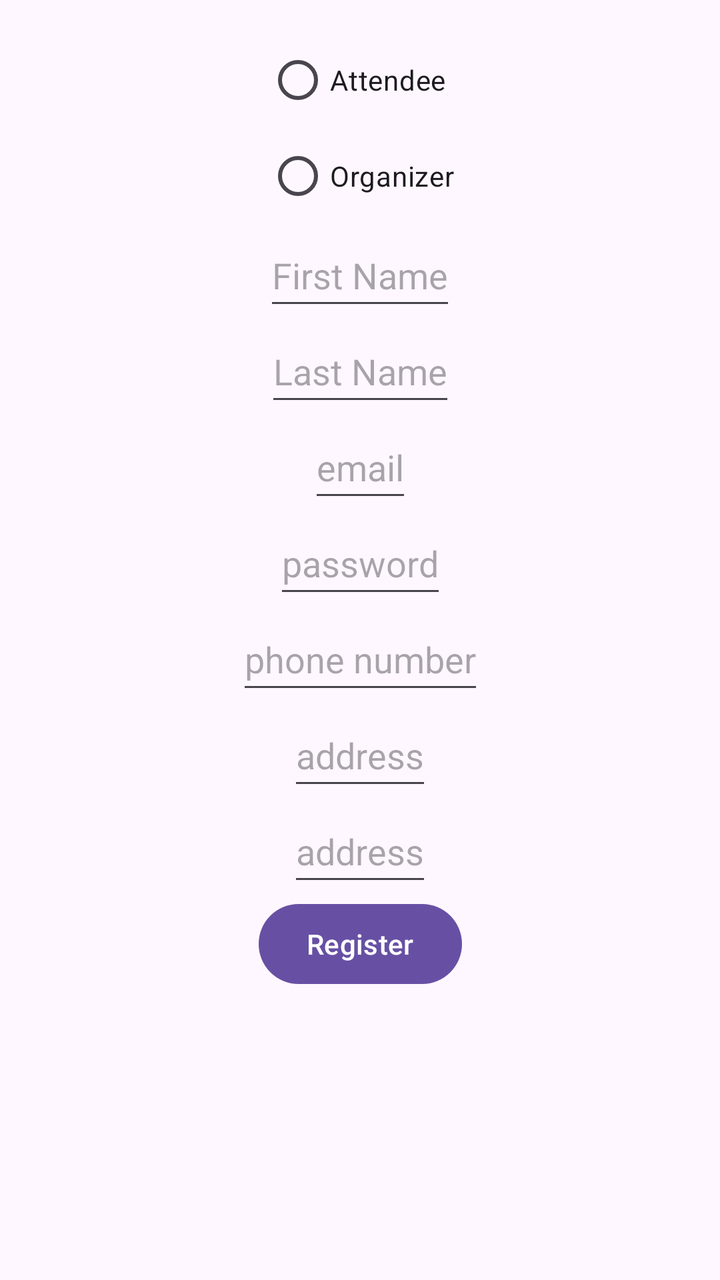
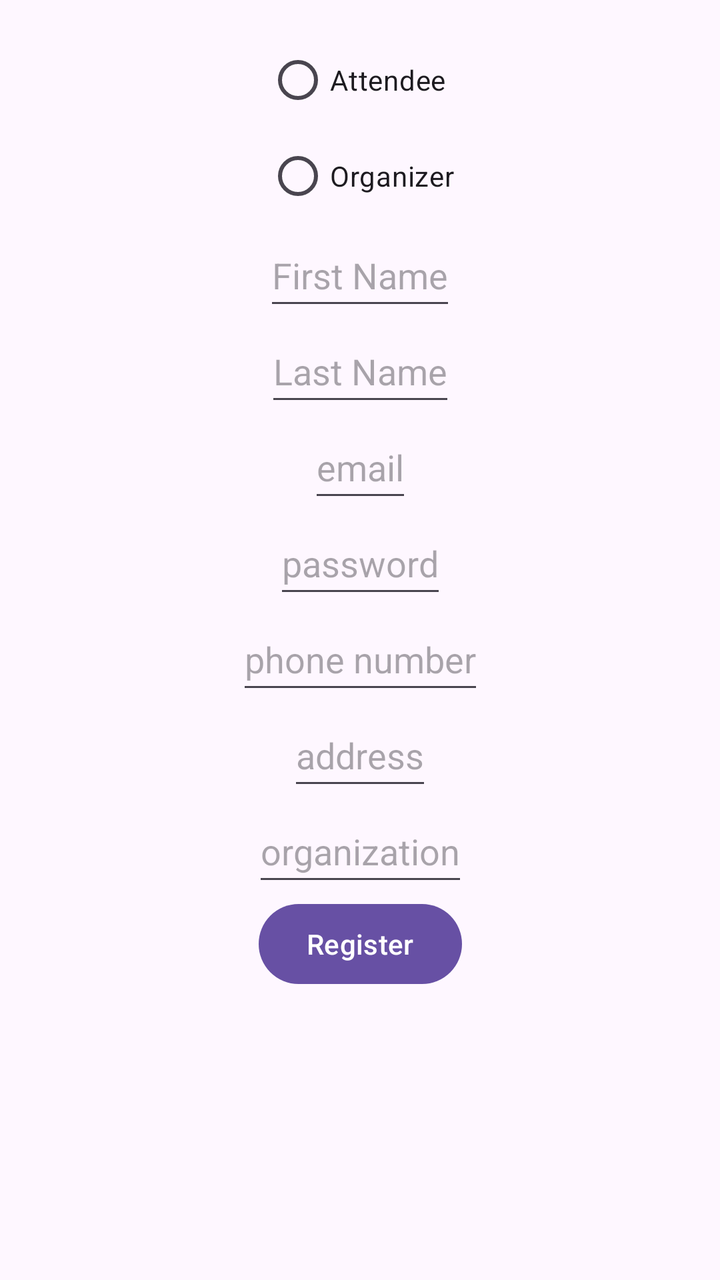

Screens rendered from an Android XML layout before and after an edit, with the pre-edit source and the edit as a unified diff.
<!-- AndroidManifest.xml: application theme Theme.Projectgroup32 -->
<!-- res/layout/activity_register.xml -->
<?xml version="1.0" encoding="utf-8"?>
<androidx.constraintlayout.widget.ConstraintLayout xmlns:android="http://schemas.android.com/apk/res/android"
    xmlns:app="http://schemas.android.com/apk/res-auto"
    xmlns:tools="http://schemas.android.com/tools"
    android:id="@+id/register"
    android:padding="16dp"
    android:layout_width="match_parent"
    android:layout_height="match_parent">


    <RadioGroup
        android:id="@+id/radioGroup"
        android:layout_width="wrap_content"
        android:layout_height="wrap_content"
        app:layout_constraintStart_toStartOf="parent"
        app:layout_constraintEnd_toEndOf="parent"
        app:layout_constraintTop_toTopOf="parent">

        <RadioButton
            android:id="@+id/attendeeRB"
            android:layout_width="wrap_content"
            android:layout_height="wrap_content"
            app:layout_constraintStart_toStartOf="parent"
            app:layout_constraintEnd_toEndOf="parent"
            android:text="Attendee" />

        <RadioButton
            android:id="@+id/organizerRB"
            android:layout_width="wrap_content"
            android:layout_height="wrap_content"
            app:layout_constraintStart_toStartOf="parent"
            app:layout_constraintEnd_toEndOf="parent"
            android:text="Organizer"/>

    </RadioGroup>

    <EditText
        android:id="@+id/firstname"
        android:layout_width="wrap_content"
        android:layout_height="wrap_content"
        android:hint="First Name"
        android:inputType="text"
        android:minHeight="48dp"
        app:layout_constraintEnd_toEndOf="parent"
        app:layout_constraintStart_toStartOf="parent"
        app:layout_constraintTop_toBottomOf="@+id/radioGroup" />

    <EditText
        android:id="@+id/lastname"
        android:layout_width="wrap_content"
        android:layout_height="wrap_content"
        android:hint="Last Name"
        android:inputType="text"
        android:minHeight="48dp"
        app:layout_constraintStart_toStartOf="parent"
        app:layout_constraintEnd_toEndOf="parent"
        app:layout_constraintTop_toBottomOf="@+id/firstname" />

    <EditText
        android:id="@+id/email"
        android:layout_width="wrap_content"
        android:layout_height="wrap_content"
        android:hint="email"
        android:inputType="textEmailAddress"
        android:minHeight="48dp"
        app:layout_constraintEnd_toEndOf="parent"
        app:layout_constraintStart_toStartOf="parent"
        app:layout_constraintTop_toBottomOf="@+id/lastname" />

    <EditText
        android:id="@+id/password"
        android:layout_width="wrap_content"
        android:layout_height="wrap_content"
        android:hint="password"
        android:inputType="textPassword"
        android:minHeight="48dp"
        app:layout_constraintEnd_toEndOf="parent"
        app:layout_constraintStart_toStartOf="parent"
        app:layout_constraintTop_toBottomOf="@+id/email" />


    <EditText
        android:id="@+id/phone_number"
        android:layout_width="wrap_content"
        android:layout_height="wrap_content"
        android:hint="phone number"
        android:inputType="phone"
        android:minHeight="48dp"
        app:layout_constraintEnd_toEndOf="parent"
        app:layout_constraintStart_toStartOf="parent"
        app:layout_constraintTop_toBottomOf="@+id/password" />

    <EditText
        android:id="@+id/address"
        android:layout_width="wrap_content"
        android:layout_height="wrap_content"
        android:hint="address"
        android:inputType="text"
        android:minHeight="48dp"
        app:layout_constraintEnd_toEndOf="parent"
        app:layout_constraintStart_toStartOf="parent"
        app:layout_constraintTop_toBottomOf="@+id/phone_number" />

    <EditText
        android:id="@+id/organization"
        android:layout_width="wrap_content"
        android:layout_height="wrap_content"
        android:hint="address"
        android:inputType="text"
        android:minHeight="48dp"
        app:layout_constraintEnd_toEndOf="parent"
        app:layout_constraintStart_toStartOf="parent"
        app:layout_constraintTop_toBottomOf="@+id/address" />

    <Button
        android:id="@+id/register_submit"
        android:layout_width="wrap_content"
        android:layout_height="wrap_content"
        android:text="Register"
        app:layout_constraintEnd_toEndOf="parent"
        app:layout_constraintStart_toStartOf="parent"
        app:layout_constraintTop_toBottomOf="@+id/organization" />


</androidx.constraintlayout.widget.ConstraintLayout>
<!-- resources referenced by this layout -->
<resources>
  <style name="Theme.Projectgroup32" parent="Base.Theme.Projectgroup32" />
  <style name="Base.Theme.Projectgroup32" parent="Theme.Material3.DayNight.NoActionBar">
          
          
      </style>
</resources>

<!-- the commit's change to res/layout/activity_register.xml (unified diff, before → after) -->
@@ -105,7 +105,7 @@
         android:id="@+id/organization"
         android:layout_width="wrap_content"
         android:layout_height="wrap_content"
-        android:hint="address"
+        android:hint="organization"
         android:inputType="text"
         android:minHeight="48dp"
         app:layout_constraintEnd_toEndOf="parent"
